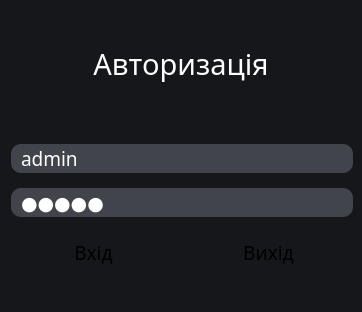
Above: src/View/login.ui from Fyz-dev/GunStore before the change. Below: the same form after it.
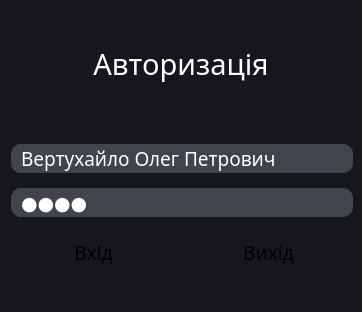
That is the form after the change.

Patch:
```diff
--- a/src/View/login.ui
+++ b/src/View/login.ui
@@ -89,7 +89,7 @@
           </size>
          </property>
          <property name="text">
-          <string>admin</string>
+          <string>Вертухайло Олег Петрович</string>
          </property>
          <property name="placeholderText">
           <string>Логін</string>
@@ -136,7 +136,7 @@
           <set>Qt::ImhHiddenText|Qt::ImhNoAutoUppercase|Qt::ImhNoPredictiveText|Qt::ImhSensitiveData</set>
          </property>
          <property name="text">
-          <string>admin</string>
+          <string>1111</string>
          </property>
          <property name="echoMode">
           <enum>QLineEdit::Password</enum>
```
